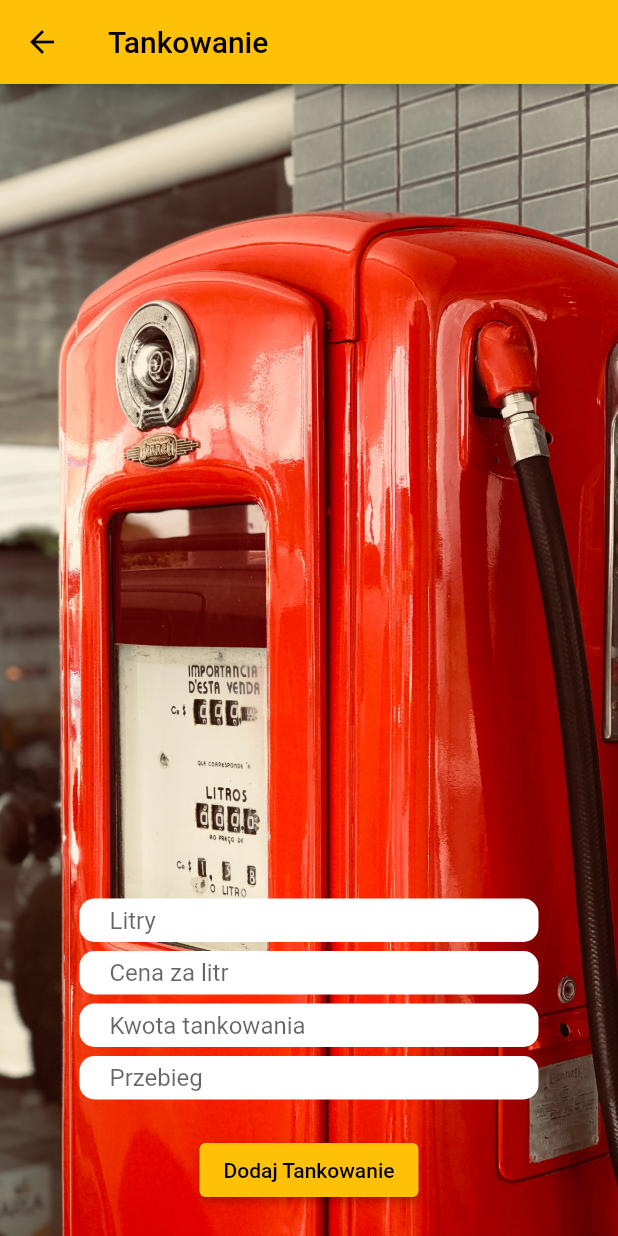
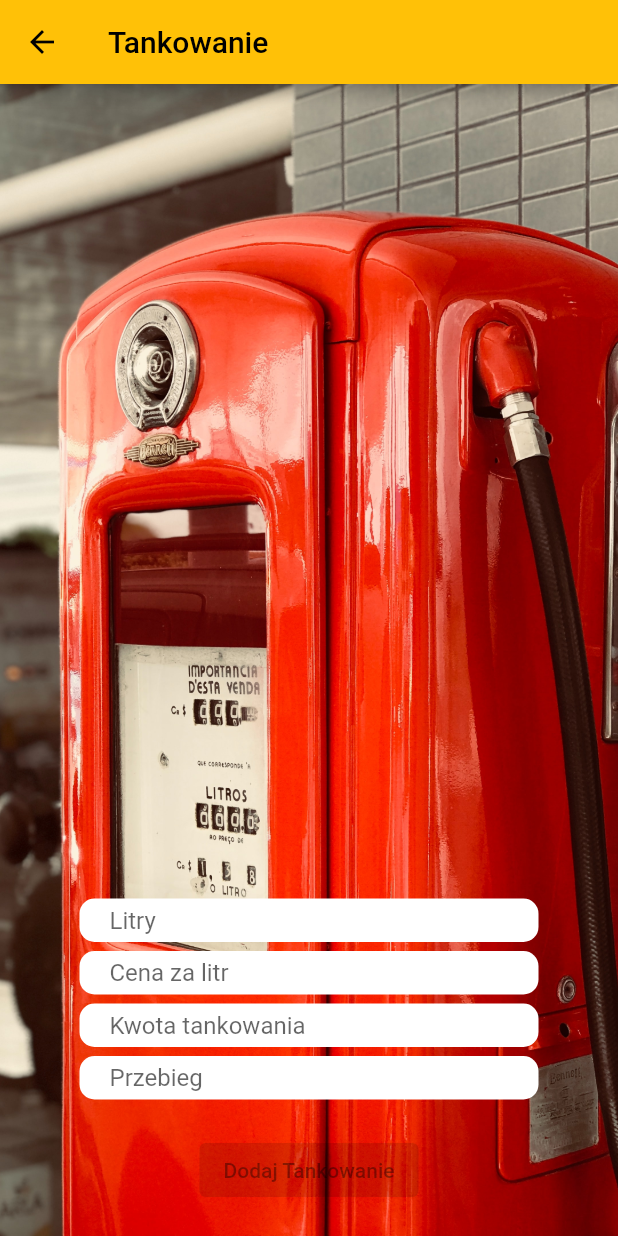
Before and after one commit to marcinmiszewski/mobile_garage, a Flutter app: the AddRefuelingPageContent screen opened directly, on a phone screen of 412 x 824 dp. Run offline on Flutter 3.47's test engine with Material 2 defaults, Android fonts, the light colour scheme and no system bars; our stand-ins replace cloud_firestore, firebase_auth, firebase_core, google_fonts; accounts and stored records are empty.

Commit message:
Implement add refueling functionality

```diff
--- a/lib/app/home/add_cost/add_refueling_cost/add_refueling_cost_page_content.dart
+++ b/lib/app/home/add_cost/add_refueling_cost/add_refueling_cost_page_content.dart
@@ -1,3 +1,4 @@
+import 'package:cloud_firestore/cloud_firestore.dart';
 import 'package:flutter/material.dart';
 
 class AddRefuelingPageContent extends StatefulWidget {
@@ -9,6 +10,11 @@ class AddRefuelingPageContent extends StatefulWidget {
   State<AddRefuelingPageContent> createState() =>
       _AddRefuelingPageContentState();
 }
+
+var newLiters = '';
+var newMileage = '';
+var newPrice = '';
+var newTotal = '';
 
 class _AddRefuelingPageContentState extends State<AddRefuelingPageContent> {
   @override
@@ -41,10 +47,15 @@ class _AddRefuelingPageContentState extends State<AddRefuelingPageContent> {
                   ),
                   padding: const EdgeInsets.only(left: 20, top: 5, bottom: 5),
                   margin: const EdgeInsets.all(3),
-                  child: const TextField(
-                    decoration: InputDecoration.collapsed(
+                  child: TextField(
+                    decoration: const InputDecoration.collapsed(
                       hintText: 'Litry',
                     ),
+                    onChanged: (newValue) {
+                      setState(() {
+                        newLiters = newValue;
+                      });
+                    },
                   ),
                 ),
                 Container(
@@ -56,10 +67,15 @@ class _AddRefuelingPageContentState extends State<AddRefuelingPageContent> {
                   ),
                   padding: const EdgeInsets.only(left: 20, top: 5, bottom: 5),
                   margin: const EdgeInsets.all(3),
-                  child: const TextField(
-                    decoration: InputDecoration.collapsed(
+                  child: TextField(
+                    decoration: const InputDecoration.collapsed(
                       hintText: 'Cena za litr',
                     ),
+                    onChanged: (newValue) {
+                      setState(() {
+                        newPrice = newValue;
+                      });
+                    },
                   ),
                 ),
                 Container(
@@ -71,10 +87,15 @@ class _AddRefuelingPageContentState extends State<AddRefuelingPageContent> {
                   ),
                   padding: const EdgeInsets.only(left: 20, top: 5, bottom: 5),
                   margin: const EdgeInsets.all(3),
-                  child: const TextField(
-                    decoration: InputDecoration.collapsed(
+                  child: TextField(
+                    decoration: const InputDecoration.collapsed(
                       hintText: 'Kwota tankowania',
                     ),
+                    onChanged: (newValue) {
+                      setState(() {
+                        newTotal = newValue;
+                      });
+                    },
                   ),
                 ),
                 Container(
@@ -86,17 +107,37 @@ class _AddRefuelingPageContentState extends State<AddRefuelingPageContent> {
                   ),
                   padding: const EdgeInsets.only(left: 20, top: 5, bottom: 5),
                   margin: const EdgeInsets.all(3),
-                  child: const TextField(
-                    decoration: InputDecoration.collapsed(
+                  child: TextField(
+                    decoration: const InputDecoration.collapsed(
                       hintText: 'Przebieg',
                     ),
+                    onChanged: (newValue) {
+                      setState(() {
+                        newMileage = newValue;
+                      });
+                    },
                   ),
                 ),
                 const SizedBox(
                   height: 20,
                 ),
                 ElevatedButton(
-                    onPressed: () {}, child: const Text('Dodaj Tankowanie'))
+                    onPressed: newLiters.isEmpty ||
+                            newPrice.isEmpty ||
+                            newTotal.isEmpty ||
+                            newMileage.isEmpty
+                        ? null
+                        : () {
+                            FirebaseFirestore.instance
+                                .collection('refueling')
+                                .add({
+                              'liters': newLiters,
+                              'mileage': newMileage,
+                              'price': newPrice,
+                              'total': newTotal,
+                            });
+                          },
+                    child: const Text('Dodaj Tankowanie'))
               ],
             ),
           ),
```
Also changed, not shown: lib/app/home/costs/costs_page_content.dart (+10 -6 lines).
